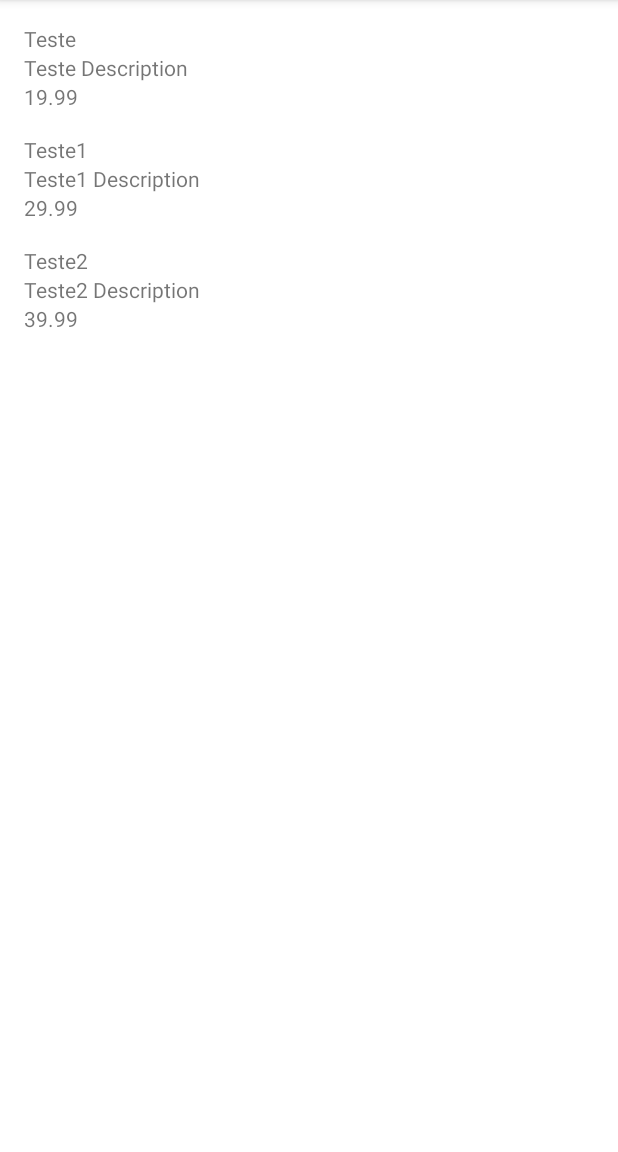
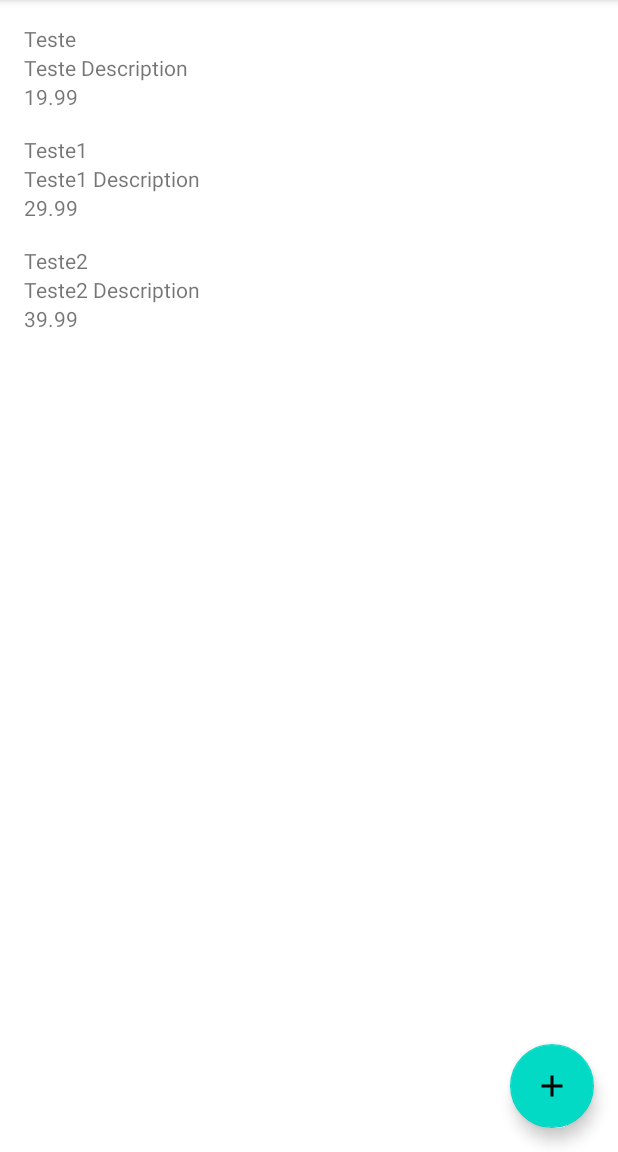
Before and after one commit to PedroSomensi/android-orgs, an Android app built with Jetpack Compose: the screen it shows after launch (MainActivity), on a phone screen of 412 x 824 dp, the part 84-1236 px from its top. Run offline under Robolectric (Android 15) with nearby library versions, the phone set to English and light mode, and no system bars.

Commit message:
added floating button in main activity

```diff
--- a/app/src/main/java/com/somensi/orgs/ui/activity/MainActivity.kt
+++ b/app/src/main/java/com/somensi/orgs/ui/activity/MainActivity.kt
@@ -1,11 +1,13 @@
 package com.somensi.orgs.ui.activity
 
 import android.app.Activity
+import android.content.Intent
 import android.os.Bundle
 import android.widget.TextView
 import androidx.appcompat.app.AppCompatActivity
 import androidx.recyclerview.widget.LinearLayoutManager
 import androidx.recyclerview.widget.RecyclerView
+import com.google.android.material.floatingactionbutton.FloatingActionButton
 import com.somensi.orgs.R
 import com.somensi.orgs.model.Product
 import java.math.BigDecimal
@@ -24,7 +26,11 @@ class MainActivity: AppCompatActivity() {
             Product(title = "Teste2", description = "Teste2 Description", price = BigDecimal("39.99")),
         ))
 
-        //recyclerView.layoutManager = LinearLayoutManager(this)
+        val floatingButton = findViewById<FloatingActionButton>(R.id.floatingActionButton)
+        floatingButton.setOnClickListener {
+            val intent = Intent(this, FormProductActivity::class.java)
+            startActivity(intent)
+        }
 
     }
 
--- /dev/null
+++ b/app/src/main/res/drawable/baseline_add_24.xml
@@ -0,0 +1,5 @@
+<vector android:height="24dp" android:tint="#000000"
+    android:viewportHeight="24" android:viewportWidth="24"
+    android:width="24dp" xmlns:android="http://schemas.android.com/apk/res/android">
+    <path android:fillColor="@android:color/white" android:pathData="M19,13h-6v6h-2v-6H5v-2h6V5h2v6h6v2z"/>
+</vector>
--- a/app/src/main/res/layout/activity_main.xml
+++ b/app/src/main/res/layout/activity_main.xml
@@ -17,4 +17,17 @@
         tools:listitem="@layout/product_item"
         app:layoutManager="androidx.recyclerview.widget.LinearLayoutManager"/>
 
+    <com.google.android.material.floatingactionbutton.FloatingActionButton
+        android:id="@+id/floatingActionButton"
+        android:layout_width="wrap_content"
+        android:layout_height="wrap_content"
+        android:clickable="true"
+        android:focusable="true"
+        app:layout_constraintBottom_toBottomOf="parent"
+        app:layout_constraintEnd_toEndOf="parent"
+        app:srcCompat="@drawable/baseline_add_24"
+        android:layout_margin="16dp"/>
+
+
+
 </androidx.constraintlayout.widget.ConstraintLayout>
```
